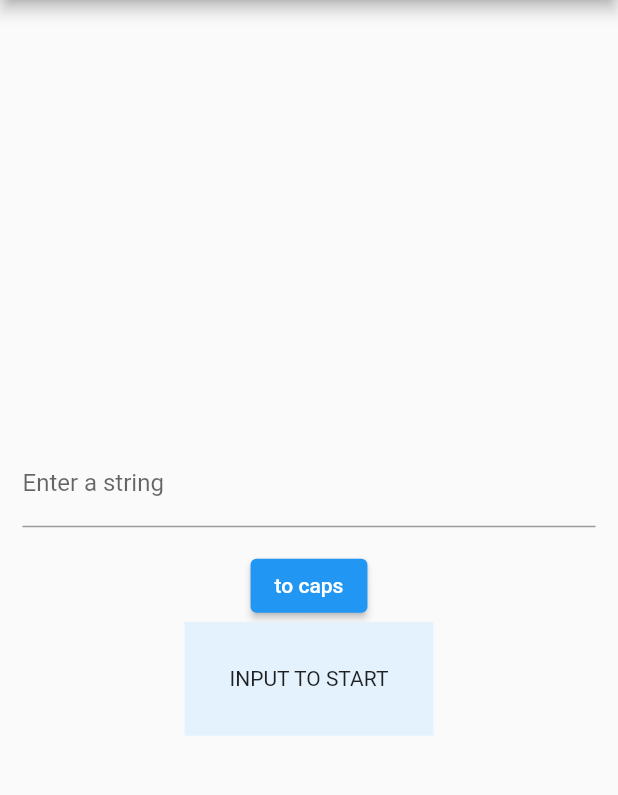
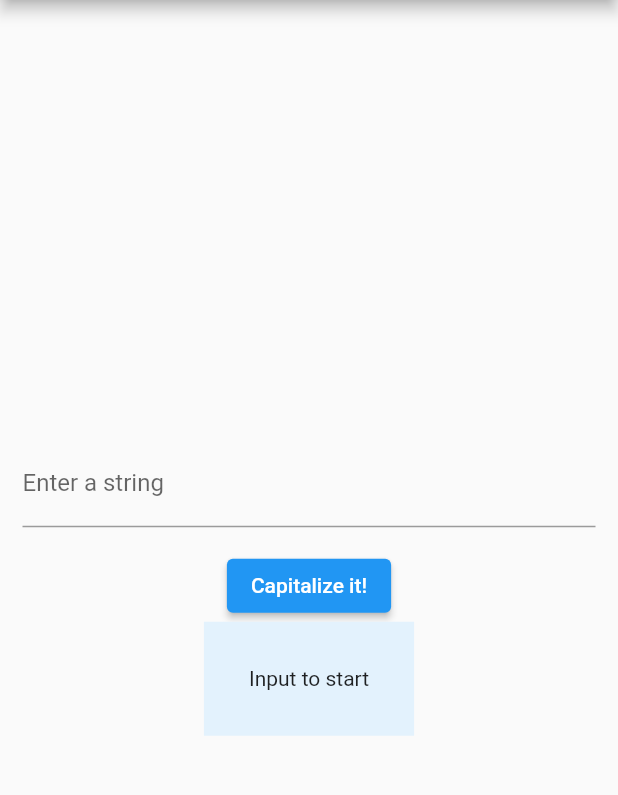
Before and after one commit to rickythain/flutter-cubit-capitalize, a Flutter app: the screen it shows after launch, on a phone screen of 412 x 824 dp, the part 84-879 px from its top. Run offline on Flutter 3.47's test engine with Material 2 defaults, Android fonts, the phone set to English and light mode, and no system bars; our stand-ins replace flutter_bloc.

Commit message:
simplify function

```diff
--- a/lib/capitalize.dart
+++ b/lib/capitalize.dart
@@ -3,20 +3,10 @@ import 'dart:async';
 import 'package:flutter/widgets.dart';
 import 'package:flutter_bloc/flutter_bloc.dart';
 
-class MyState {
-  final String inputString;
+class Capitalize extends Cubit<String> {
+  Capitalize() : super("Input to start");
 
-  MyState(this.inputString);
-
-  String capString() {
-    return inputString.toUpperCase();
+  void capIt(String text) {
+    emit(text.toUpperCase());
   }
 }
-
-class Capitalize extends Cubit<MyState> {
-  Capitalize() : super(MyState('input to start'));
-
-  void capIt(String text) {
-    emit(MyState(text));
-  }
-}
--- a/lib/main.dart
+++ b/lib/main.dart
@@ -61,14 +61,14 @@ class _MyHomePageState extends State<MyHomePage> {
             ),
             ElevatedButton(
                 onPressed: () => context.read<Capitalize>().capIt(textInput),
-                child: const Text('to caps')),
-            BlocBuilder<Capitalize, MyState>(
+                child: const Text('Capitalize it!')),
+            BlocBuilder<Capitalize, String>(
               builder: (context, caps) => Center(
                 child: Container(
                   color: Colors.blue[50],
                   child: Padding(
                     padding: const EdgeInsets.all(30),
-                    child: Text(caps.capString()),
+                    child: Text(caps),
                   ),
                 ),
               ),
```
